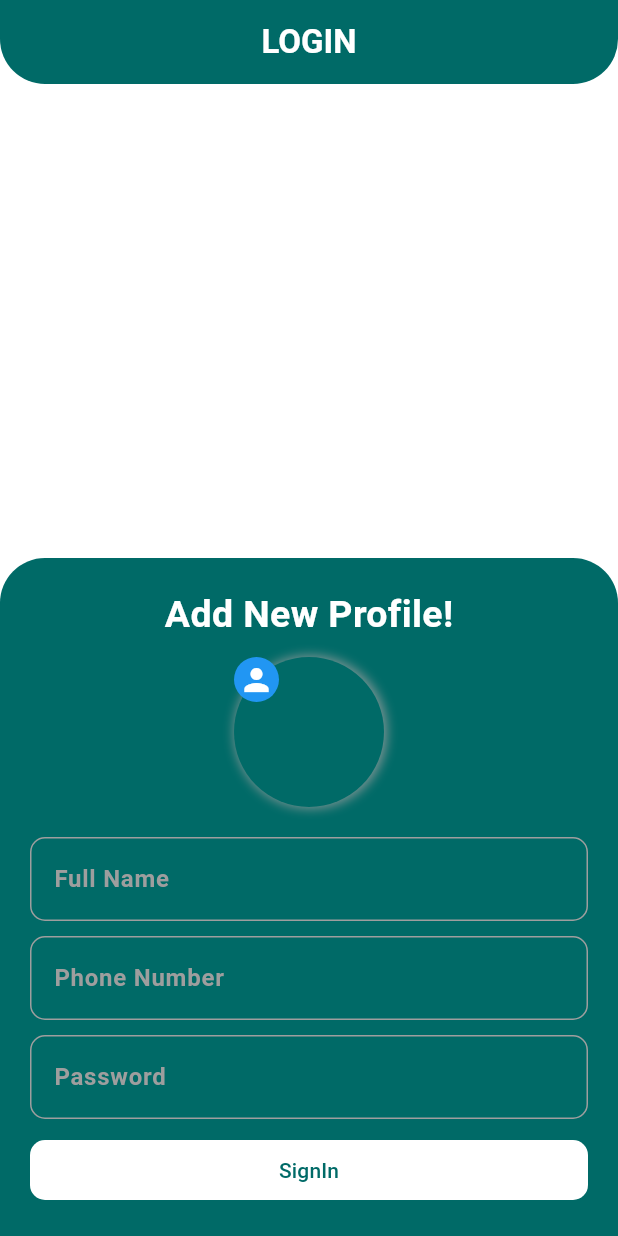
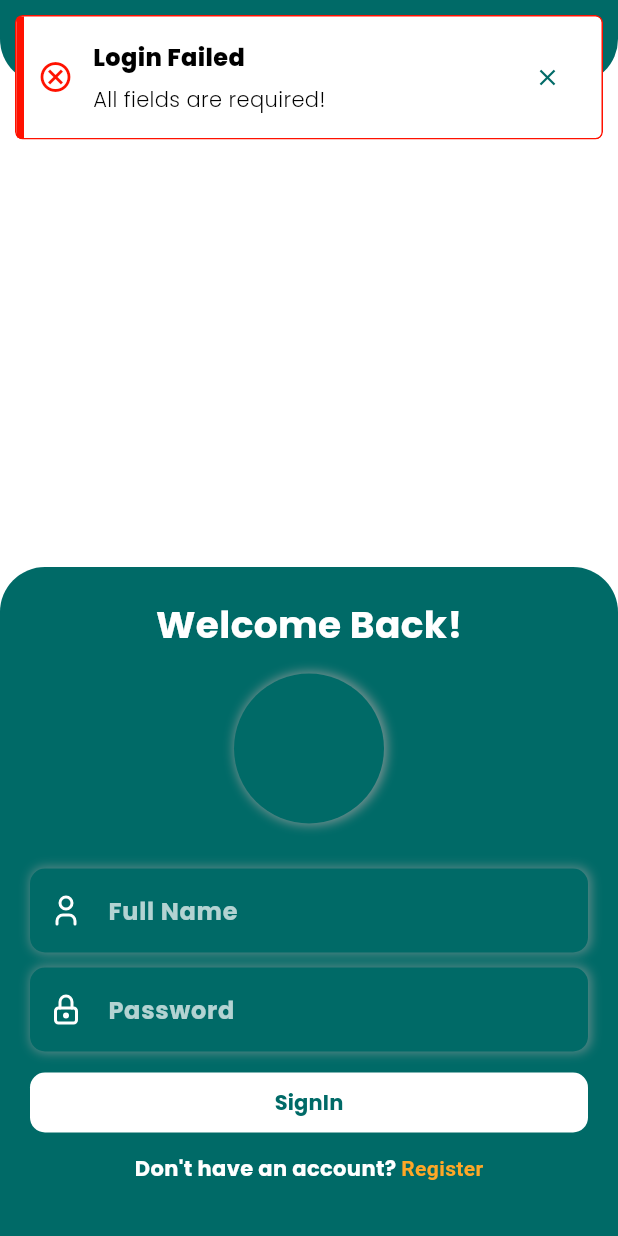
Before and after one commit to synthinnotech/barbarshop, a Flutter app: the LoginScreen screen opened directly, after a tap on "SignIn", on a phone screen of 412 x 824 dp. Run offline on Flutter 3.47's test engine with Material 3 defaults, Android fonts, the phone set to English and light mode, and no system bars; our stand-ins replace carousel_slider, flutter_riverpod, get, google_fonts, tabler_icons.

Commit message:
commit 4

```diff
--- /dev/null
+++ b/barbar_client/lib/controller/app_controller.dart
@@ -0,0 +1,72 @@
+import 'dart:convert';
+
+import 'package:flutter/material.dart';
+import 'package:get/get.dart';
+import 'package:http/http.dart' as http;
+
+enum Purpose { success, fail, warning }
+
+final purposeIs = {
+  Purpose.success: const Color.fromARGB(255, 0, 255, 8),
+  Purpose.fail: const Color.fromARGB(255, 255, 17, 0),
+  Purpose.warning: const Color.fromARGB(255, 255, 230, 0),
+};
+
+final purposeIcon = {
+  Purpose.success: Icons.check_box,
+  Purpose.fail: Icons.error_outline,
+  Purpose.warning: Icons.warning_rounded,
+};
+
+class AppController {
+  static String baseUrl = 'http://barbars.com/api/';
+
+  static Future<dynamic> getFetch(String endPoint) async {
+    final url = Uri.parse('$baseUrl/$endPoint');
+    final res = await http.get(url);
+    if (res.statusCode == 200) {
+      return res.body;
+    } else {
+      return {'success': false, 'message': 'Failed!'};
+    }
+  }
+
+  static Future<dynamic> postFetch(String endPoint, Object object) async {
+    final url = Uri.parse('$baseUrl/$endPoint');
+    final res = await http.post(
+      url,
+      headers: {'Content-Type': 'application/json'},
+      body: jsonEncode(object),
+    );
+    if (res.statusCode == 200) {
+      return res.body;
+    } else {
+      return {'success': false, 'message': 'Failed!'};
+    }
+  }
+
+  static void appToast(String title, String message,
+      {Purpose purpose = Purpose.success}) {
+    Get.snackbar(
+      title,
+      message,
+      backgroundColor: Colors.white,
+      colorText: Colors.black,
+      borderRadius: 5,
+      duration: Duration(seconds: 3),
+      icon: Icon(
+        purpose == Purpose.success ? Icons.check_circle : Icons.cancel_outlined,
+        color: purposeIs[purpose],
+      ),
+      borderColor: purposeIs[purpose],
+      borderWidth: 1.0,
+      mainButton: TextButton(
+          onPressed: () {
+            Get.closeCurrentSnackbar();
+          },
+          child: Icon(Icons.close)),
+      margin: EdgeInsets.all(10),
+      leftBarIndicatorColor: purposeIs[purpose],
+    );
+  }
+}
--- a/barbar_client/lib/controller/login_and_init_controller.dart
+++ b/barbar_client/lib/controller/login_and_init_controller.dart
@@ -1,6 +1,44 @@
+import 'package:barbar_client/controller/app_controller.dart';
+import 'package:barbar_client/view/home_screen.dart';
 import 'package:flutter_riverpod/flutter_riverpod.dart';
+import 'package:get/get.dart';
 
 class LoginAndInitController {
   static final currentIndex = StateProvider.autoDispose<int>((ref) => 0);
   static final isAgreed = StateProvider.autoDispose<bool>((ref) => false);
+  static final isLogin = StateProvider.autoDispose<bool>((ref) => true);
+  static final profile = StateProvider.autoDispose<String>((ref) => '');
+
+  static void submit(bool canRegister, String name, String password,
+      String phone, String image) async {
+    if (canRegister) {
+      if (image.isEmpty) {
+        AppController.appToast(
+            'Invalid Profile', 'Please update a profile image!',
+            purpose: Purpose.fail);
+        return;
+      }
+      if (name.isEmpty || password.isEmpty || phone.isEmpty) {
+        AppController.appToast(
+            'Failed Registration', 'All fields are required!',
+            purpose: Purpose.fail);
+      } else {
+        // final str = await AppController.postFetch(
+        //   'endPoint',
+        //   {'name': name, 'phone': phone, 'password': password},
+        // );
+      }
+    } else {
+      if (name.isEmpty || password.isEmpty) {
+        AppController.appToast('Login Failed', 'All fields are required!',
+            purpose: Purpose.fail);
+      } else {
+        // final str = await AppController.postFetch(
+        //   'endPoint',
+        //   {'name': name, 'phone': phone, 'password': password},
+        // );
+        Get.offAll(() => HomeScreen(), transition: Transition.zoom);
+      }
+    }
+  }
 }
--- a/barbar_client/lib/controller/theme_controller.dart
+++ b/barbar_client/lib/controller/theme_controller.dart
@@ -1,4 +1,5 @@
 import 'package:flutter/material.dart';
+import 'package:google_fonts/google_fonts.dart';
 
 class ThemeController {
   static final Color baseColor = const Color.fromARGB(255, 0, 106, 103);
@@ -29,21 +30,6 @@ class ThemeController {
     ),
   );
 
-  static final inputBorders = OutlineInputBorder(
-    borderRadius: BorderRadius.circular(10),
-    borderSide: BorderSide(color: Colors.grey),
-  );
-
-  static InputDecorationTheme inputDecorationTheme = InputDecorationTheme(
-    border: inputBorders,
-    enabledBorder: inputBorders,
-    focusedBorder: inputBorders,
-    errorBorder: OutlineInputBorder(
-      borderRadius: BorderRadius.circular(10),
-      borderSide: BorderSide(color: red),
-    ),
-  );
-
   static ThemeData lightTheme = ThemeData(
     primaryColor: baseColor,
     colorScheme: ColorScheme.fromSwatch().copyWith(
@@ -52,7 +38,7 @@ class ThemeController {
     ),
     filledButtonTheme: _filledButtonThemeData,
     outlinedButtonTheme: outlinedButtonThemeData,
-    inputDecorationTheme: inputDecorationTheme,
+    fontFamily: GoogleFonts.poppins().fontFamily,
   );
 
   static ThemeData darkTheme = ThemeData(
@@ -63,6 +49,6 @@ class ThemeController {
     ),
     filledButtonTheme: _filledButtonThemeData,
     outlinedButtonTheme: outlinedButtonThemeData,
-    inputDecorationTheme: inputDecorationTheme,
+    fontFamily: GoogleFonts.poppins().fontFamily,
   );
 }
--- a/barbar_client/lib/view/login_screen.dart
+++ b/barbar_client/lib/view/login_screen.dart
@@ -1,31 +1,91 @@
+import 'package:barbar_client/controller/login_and_init_controller.dart';
 import 'package:barbar_client/controller/theme_controller.dart';
+import 'package:flutter/gestures.dart';
 import 'package:flutter/material.dart';
+import 'package:flutter/services.dart';
+import 'package:flutter_riverpod/flutter_riverpod.dart';
+import 'package:tabler_icons/tabler_icons.dart';
 
-class LoginScreen extends StatefulWidget {
+class LoginScreen extends ConsumerStatefulWidget {
   const LoginScreen({super.key});
 
   @override
-  State<LoginScreen> createState() => _LoginScreenState();
+  ConsumerState<LoginScreen> createState() => _LoginScreenState();
 }
 
-class _LoginScreenState extends State<LoginScreen> {
+class _LoginScreenState extends ConsumerState<LoginScreen> {
   final formKey = GlobalKey<FormState>();
+  final name = TextEditingController();
+  final password = TextEditingController();
+  final phone = TextEditingController();
 
-  TextStyle hintStyle = TextStyle(color: Colors.grey);
-  TextStyle textStyle = TextStyle(
-    color: Colors.white,
-    fontWeight: FontWeight.bold,
+  @override
+  void initState() {
+    SystemChrome.setPreferredOrientations(
+        [DeviceOrientation.portraitUp, DeviceOrientation.portraitDown]);
+    super.initState();
+  }
+
+  void submit() {
+    bool canRegister = !ref.read(LoginAndInitController.isLogin);
+    final img = ref.read(LoginAndInitController.profile);
+    LoginAndInitController.submit(
+        canRegister, name.text, password.text, phone.text, img);
+  }
+
+  Widget inputField(String hint, IconData icon,
+      {TextEditingController? controller, bool obscure = false}) {
+    return Container(
+      decoration: BoxDecoration(
+        borderRadius: BorderRadius.circular(10),
+        boxShadow: [
+          BoxShadow(
+            offset: Offset(1, 0),
+            color: Colors.grey.withAlpha(150),
+            blurRadius: 5,
+            spreadRadius: 1,
+          ),
+        ],
+      ),
+      child: TextFormField(
+        controller: controller,
+        style: TextStyle(color: Colors.white, fontWeight: FontWeight.bold),
+        obscureText: obscure,
+        cursorColor: Colors.white,
+        decoration: InputDecoration(
+          hintText: hint,
+          prefixIcon: Icon(icon, color: Colors.white),
+          filled: true,
+          fillColor: ThemeController.baseColor,
+          border: OutlineInputBorder(
+              borderSide: BorderSide.none,
+              borderRadius: BorderRadius.circular(10)),
+          hintStyle: TextStyle(color: Colors.white70),
+        ),
+      ),
     );
+  }
+
+  @override
+  void dispose() {
+    name.dispose();
+    password.dispose();
+    phone.dispose();
+    SystemChrome.setPreferredOrientations([]);
+    super.dispose();
+  }
 
   @override
   Widget build(BuildContext context) {
+    bool isLogin = ref.watch(LoginAndInitController.isLogin);
+
     return Scaffold(
       resizeToAvoidBottomInset: true,
       appBar: AppBar(
         backgroundColor: ThemeController.baseColor,
-        foregroundColor: Colors.white,
+        foregroundColor: const Color.fromRGBO(255, 255, 255, 1),
         title: Text(
-          'LOGIN',
+          isLogin ? 'LOGIN' : 'REGISTER',
           style: TextStyle(fontWeight: FontWeight.bold),
         ),
         centerTitle: true,
@@ -33,7 +93,8 @@ class _LoginScreenState extends State<LoginScreen> {
           borderRadius: BorderRadius.only(
             bottomLeft: Radius.circular(30),
             bottomRight: Radius.circular(30),
-        )),
+          ),
+        ),
       ),
       body: SafeArea(
         child: Column(
@@ -56,16 +117,18 @@ class _LoginScreenState extends State<LoginScreen> {
                   child: Column(
                     children: [
                       Text(
-                        'Add New Profile!',
+                        isLogin ? 'Welcome Back!' : 'Add New Profile!',
                         style: TextStyle(
                             fontSize: 25,
                             fontWeight: FontWeight.bold,
                             color: Colors.white),
                       ),
-                      SizedBox(height: 10),
+                      SizedBox(height: 15),
                       Stack(
                         children: [
-                          Container(
+                          GestureDetector(
+                            onTap: isLogin ? null : () {},
+                            child: Container(
                               decoration: BoxDecoration(
                                 borderRadius: BorderRadius.circular(50),
                                 boxShadow: [
@@ -74,7 +137,7 @@ class _LoginScreenState extends State<LoginScreen> {
                                     spreadRadius: 1,
                                     blurRadius: 5,
                                     color: Colors.grey.withAlpha(200),
-                                )
+                                  ),
                                 ],
                               ),
                               child: CircleAvatar(
@@ -82,53 +145,67 @@ class _LoginScreenState extends State<LoginScreen> {
                                 backgroundColor: ThemeController.baseColor,
                               ),
                             ),
+                          ),
+                          if (!isLogin)
                             Positioned(
                               child: CircleAvatar(
                                 radius: 15,
-                              child: Icon(Icons.person),
+                                child: Icon(Icons.add),
                               ),
                             ),
                         ],
                       ),
-                      SizedBox(height: 20),
-                      TextFormField(
-                        style: textStyle,
-                        cursorColor: Colors.white,
-                        decoration: InputDecoration(
-                          hintText: 'Full Name',
-                          hintStyle: hintStyle,
-                        ),
-                      ),
+                      SizedBox(height: 30),
+                      inputField('Full Name', TablerIcons.user,
+                          controller: name),
+                      if (!isLogin) SizedBox(height: 10),
+                      if (!isLogin)
+                        inputField('Phone Number', TablerIcons.phone,
+                            controller: phone),
                       SizedBox(height: 10),
-                      TextFormField(
-                        cursorColor: Colors.white,
-                        style: textStyle,
-                        decoration: InputDecoration(
-                          hintText: 'Phone Number',
-                          hintStyle: hintStyle,
-                        ),
-                      ),
-                      SizedBox(height: 10),
-                      TextFormField(
-                        cursorColor: Colors.white,
-                        style: textStyle,
-                        decoration: InputDecoration(
-                          hintText: 'Password',
-                          hintStyle: hintStyle,
-                        ),
-                      ),
+                      inputField('Password', TablerIcons.lock,
+                          controller: password),
                       SizedBox(height: 10),
                       SizedBox(
                         width: double.infinity,
                         child: FilledButton(
-                          onPressed: () {},
+                          onPressed: submit,
                           style: FilledButton.styleFrom(
                             foregroundColor: ThemeController.baseColor,
                             backgroundColor: Colors.white,
                           ),
-                          child: Text('SignIn'),
+                          child: Text(
+                            isLogin ? 'SignIn' : 'Create Account',
+                            style: TextStyle(fontWeight: FontWeight.bold),
                           ),
                         ),
+                      ),
+                      SizedBox(height: 10),
+                      Text.rich(
+                        style: TextStyle(
+                            color: Colors.white, fontWeight: FontWeight.bold),
+                        TextSpan(
+                          text: isLogin
+                              ? 'Don\'t have an account? '
+                              : 'Already have an account? ',
+                          children: [
+                            TextSpan(
+                              text: isLogin ? 'Register' : 'Login',
+                              style: TextStyle(
+                                color: ThemeController.amber,
+                              ),
+                              recognizer: TapGestureRecognizer()
+                                ..onTap = () {
+                                  ref
+                                      .read(LoginAndInitController
+                                          .isLogin.notifier)
+                                      .state = !isLogin;
+                                },
+                            ),
+                          ],
+                        ),
+                      ),
+                      SizedBox(height: 15),
                     ],
                   ),
                 ),
--- a/barbar_client/pubspec.yaml
+++ b/barbar_client/pubspec.yaml
@@ -39,6 +39,7 @@ dependencies:
   carousel_slider: ^5.1.1
   tabler_icons: ^2.5.0+1
   google_fonts: ^6.2.1
+  http: ^1.4.0
 
 dev_dependencies:
   flutter_test:
```
Also changed, not shown: barbar_client/lib/view/home_screen.dart (+166 -0 lines), barbar_client/pubspec.lock, 4 other files. Lines whose indentation alone changed are shown as unchanged.
